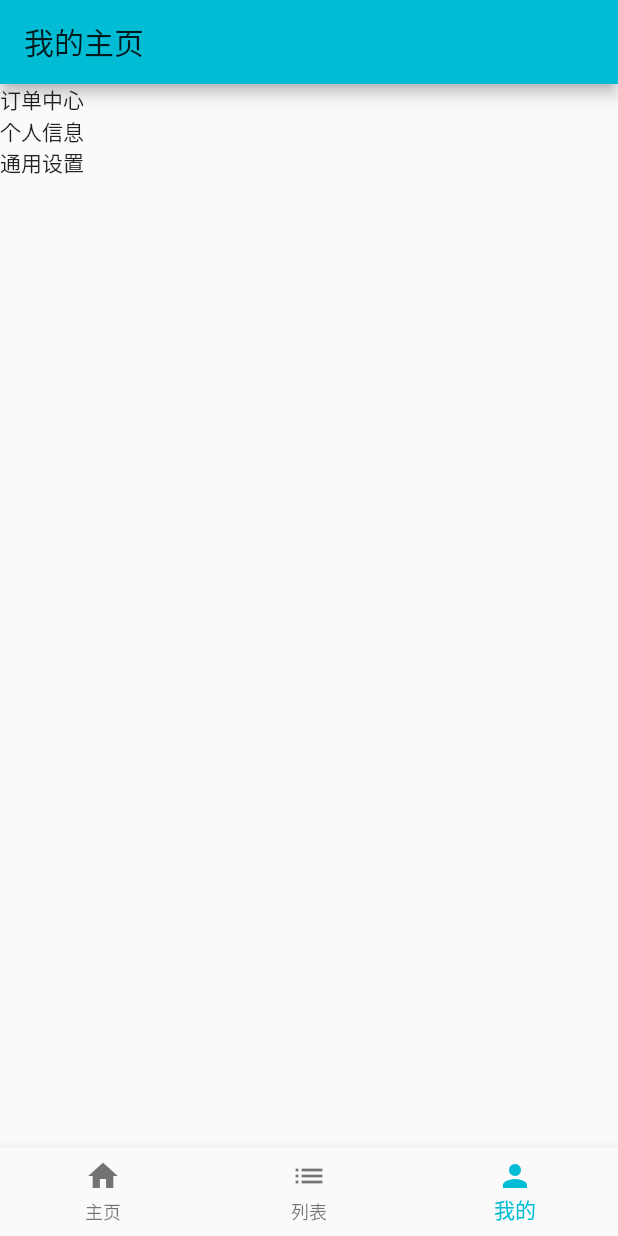
After one commit to SiroSong/flutter_demo, a Flutter app: the screen it shows after launch, item 3 of the bottom bar chosen, on a phone screen of 412 x 824 dp. The commit adds this screen. Run offline on Flutter 3.47's test engine with Material 2 defaults, Android fonts, the phone set to English and light mode, and no system bars.

Commit message:
up 优化结构

```diff
--- a/lib/main.dart
+++ b/lib/main.dart
@@ -1,5 +1,6 @@
 import 'package:flutter/material.dart';
-import 'package:flutter_tests/route/router.dart';
+import 'package:flutter_tests/pages/article_list.dart';
+import 'package:flutter_tests/pages/home.dart';
 
 void main() {
   runApp(MyApp());
@@ -27,9 +28,13 @@ class MyApp extends StatelessWidget {
     );
 
     return MaterialApp(
-      title: 'Flutter Demo',
       theme: themeData,
-      home: Router(),
+      home: Home(),
+      routes: <String, WidgetBuilder>{
+        'second_page': (BuildContext context) => SecondScreen(),
+        'article_content': (BuildContext context) =>
+            ContentScreen(ModalRoute.of(context).settings.arguments),
+      },
     );
   }
 }
--- /dev/null
+++ b/lib/pages/My.dart
@@ -0,0 +1,25 @@
+import 'package:flutter/material.dart';
+
+class My extends StatelessWidget {
+  @override
+  Widget build(BuildContext context) {
+    return Scaffold(
+      appBar: AppBar(
+        title: Text('我的主页'),
+      ),
+      body: Column(
+        children: [
+          Row(
+            children: [Text('订单中心')],
+          ),
+          Row(
+            children: [Text('个人信息')],
+          ),
+          Row(
+            children: [Text('通用设置')],
+          ),
+        ],
+      ),
+    );
+  }
+}
--- a/lib/pages/article_list.dart
+++ b/lib/pages/article_list.dart
@@ -99,7 +99,6 @@ class ContentScreen extends StatelessWidget {
       //   ),
       // ),
       body: Container(
-        // color: Colors.pink,
         child: Padding(
           padding: EdgeInsets.all(15),
           child: Flex(
--- a/lib/pages/home.dart
+++ b/lib/pages/home.dart
@@ -1,4 +1,6 @@
 import 'package:flutter/material.dart';
+import 'package:flutter_tests/pages/My.dart';
+import 'package:flutter_tests/pages/article_list.dart';
 
 class FirstScreen extends StatelessWidget {
   @override
@@ -41,3 +43,54 @@ class SecondScreen extends StatelessWidget {
     );
   }
 }
+
+class Home extends StatefulWidget {
+  @override
+  State<StatefulWidget> createState() {
+    return HomeState();
+  }
+}
+
+class HomeState extends State<Home> {
+  int _currentIndex = 0;
+  final List<Widget> _navigatorList = [
+    FirstScreen(),
+    ArticleList(),
+    My(),
+  ];
+
+  void handleChangeCurrentIndex(int current) {
+    if (current == _currentIndex) {
+      return;
+    }
+
+    setState(() {
+      _currentIndex = current;
+    });
+  }
+
+  @override
+  Widget build(BuildContext context) {
+    return Scaffold(
+      body: _navigatorList[_currentIndex],
+      bottomNavigationBar: BottomNavigationBar(
+        items: [
+          BottomNavigationBarItem(
+            icon: Icon(Icons.home),
+            title: Text('主页'),
+          ),
+          BottomNavigationBarItem(
+            icon: Icon(Icons.list),
+            title: Text('列表'),
+          ),
+          BottomNavigationBarItem(
+            icon: Icon(Icons.person),
+            title: Text('我的'),
+          ),
+        ],
+        currentIndex: _currentIndex,
+        onTap: handleChangeCurrentIndex,
+      ),
+    );
+  }
+}
```
Also changed, not shown: lib/route/navigation_stack.dart (deleted, +0 -53 lines), lib/route/router.dart (deleted, +0 -44 lines).
